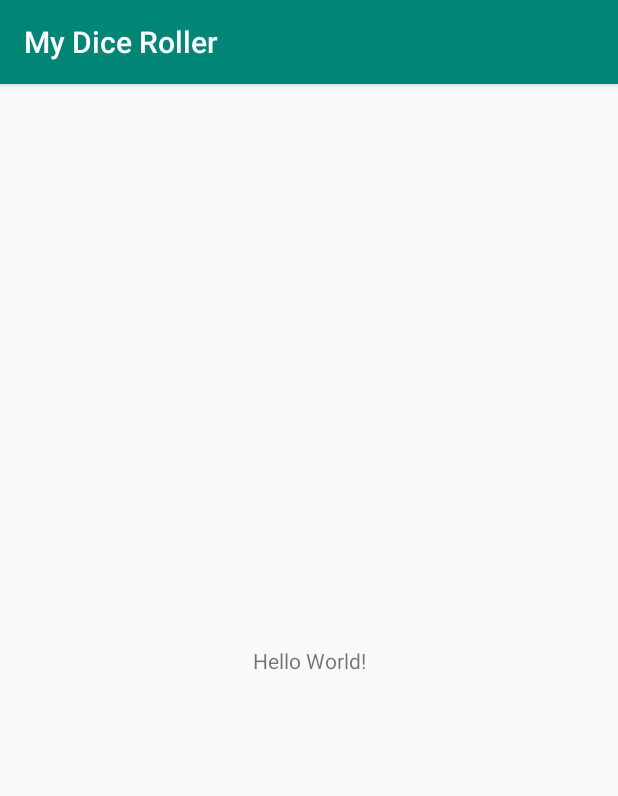
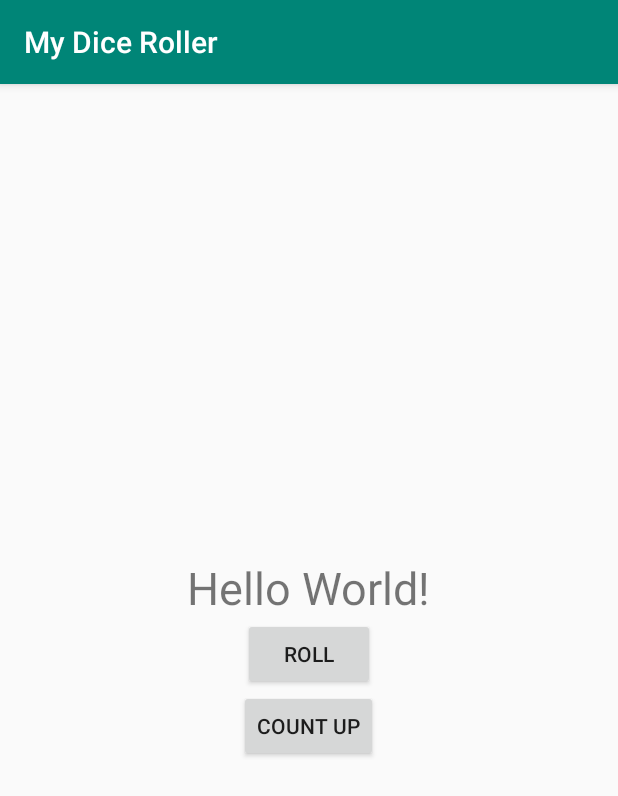
Before and after one commit to Android-SrA-2020/homework-Ghoststriker0, an Android app: the screen it shows after launch (MainActivity), on a phone screen of 412 x 824 dp. Shown: the top 796 px of the screen. Run offline under Robolectric (Android 15) with nearby library versions, the phone set to English and light mode, and no system bars.

Commit message:
1.2 Coding Challenge

```diff
--- a/1_First_Apps/Hello/app/src/main/java/com/learning/helloworld/MainActivity.kt
+++ b/1_First_Apps/Hello/app/src/main/java/com/learning/helloworld/MainActivity.kt
@@ -1,12 +1,38 @@
 package com.learning.helloworld
 
 import android.os.Bundle
+import android.widget.Button
+import android.widget.TextView
 import androidx.appcompat.app.AppCompatActivity
+import java.util.*
 
 class MainActivity : AppCompatActivity() {
 
     override fun onCreate(savedInstanceState: Bundle?) {
         super.onCreate(savedInstanceState)
         setContentView(R.layout.activity_main)
+
+        val rollButton: Button = findViewById(R.id.roll_button)
+        rollButton.setOnClickListener { rollDice() }
+
+        val countButton: Button = findViewById(R.id.count_button)
+        countButton.setOnClickListener { countUp() }
+    }
+
+    private fun rollDice(){
+        //Toast.makeText(this, "button clicked", Toast.LENGTH_SHORT).show()
+        val randomInt = Random().nextInt(6) + 1
+
+        val resultText: TextView = findViewById(R.id.result_text)
+        resultText.text = randomInt.toString()
+    }
+
+    private fun countUp(){
+        val resultText: TextView = findViewById(R.id.result_text)
+        val result: String = resultText.text.toString()
+
+        if(result.toIntOrNull() != null && result.toInt() < 6){
+            resultText.text = (result.toInt() + 1).toString()
+        }
     }
 }
--- a/1_First_Apps/Hello/app/src/main/res/layout/activity_main.xml
+++ b/1_First_Apps/Hello/app/src/main/res/layout/activity_main.xml
@@ -1,18 +1,33 @@
 <?xml version="1.0" encoding="utf-8"?>
-<androidx.constraintlayout.widget.ConstraintLayout xmlns:android="http://schemas.android.com/apk/res/android"
-    xmlns:app="http://schemas.android.com/apk/res-auto"
+
+<LinearLayout
+    xmlns:android="http://schemas.android.com/apk/res/android"
     xmlns:tools="http://schemas.android.com/tools"
     android:layout_width="match_parent"
-    android:layout_height="match_parent"
-    tools:context=".MainActivity">
+    android:layout_height="wrap_content"
+    android:orientation="vertical"
+    android:layout_gravity="center_vertical"
+    tools:context=".MainActivity" >
 
     <TextView
+        android:id="@+id/result_text"
         android:layout_width="wrap_content"
         android:layout_height="wrap_content"
-        android:text="Hello World!"
-        app:layout_constraintBottom_toBottomOf="parent"
-        app:layout_constraintLeft_toLeftOf="parent"
-        app:layout_constraintRight_toRightOf="parent"
-        app:layout_constraintTop_toTopOf="parent" />
+        android:layout_gravity="center_horizontal"
+        android:textSize="30sp"
+        android:text="Hello World!" />
 
-</androidx.constraintlayout.widget.ConstraintLayout>
+    <Button
+        android:id="@+id/roll_button"
+        android:layout_width="wrap_content"
+        android:layout_height="wrap_content"
+        android:layout_gravity="center_horizontal"
+        android:text="@string/roll_label"/>
+
+    <Button
+        android:id="@+id/count_button"
+        android:layout_width="wrap_content"
+        android:layout_height="wrap_content"
+        android:layout_gravity="center_horizontal"
+        android:text="@string/count_label" />
+</LinearLayout>
--- a/1_First_Apps/Hello/app/src/main/res/values/strings.xml
+++ b/1_First_Apps/Hello/app/src/main/res/values/strings.xml
@@ -1,3 +1,5 @@
 <resources>
     <string name="app_name">My Dice Roller</string>
+    <string name="roll_label">Roll</string>
+    <string name="count_label">Count Up</string>
 </resources>
```
